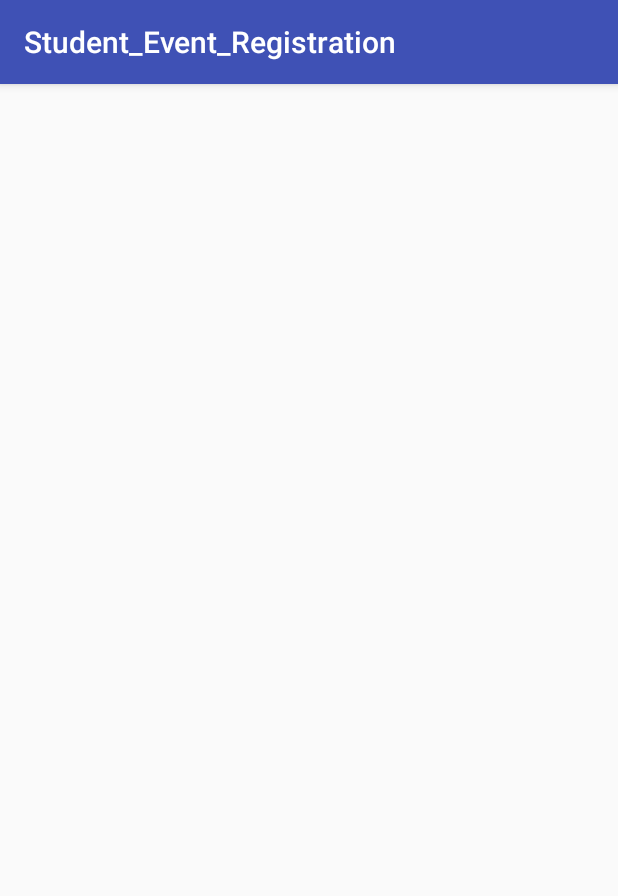
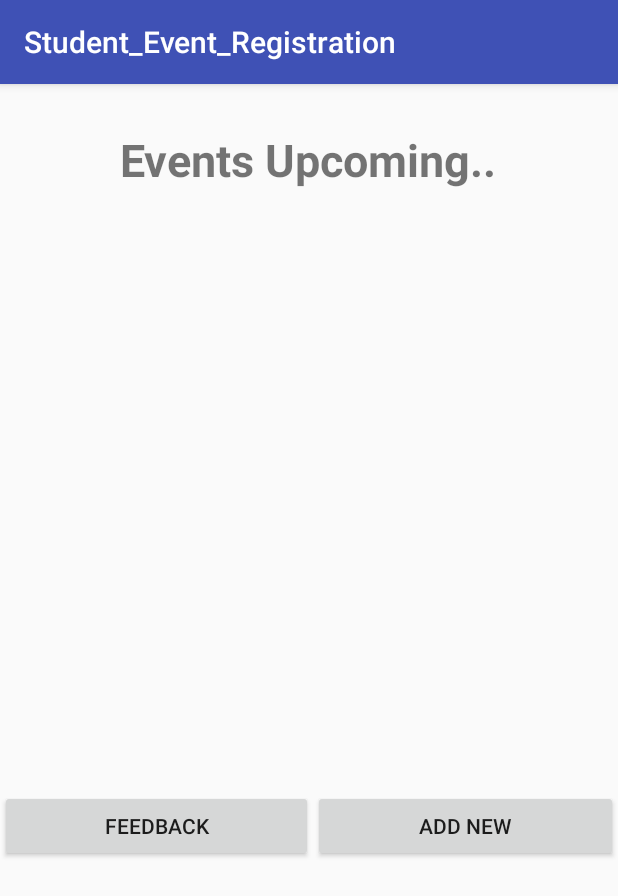
Before and after one commit to KavitaBaradur/Student_Event_Registration, an Android app: the OrganizerActivity screen opened directly, with no data from a screen before it, on a phone screen of 412 x 824 dp. Shown: the top 896 px of the screen. Run offline under Robolectric (Android 15) with nearby library versions, the phone set to English and light mode, and no system bars.

Commit message:
add basic layouts and activity for organizer

```diff
--- a/app/src/main/AndroidManifest.xml
+++ b/app/src/main/AndroidManifest.xml
@@ -19,6 +19,8 @@
         <activity android:name=".StudentActivity"></activity>
         <activity android:name=".OrganizerActivity"></activity>
         <activity android:name=".StudentEventActivity"></activity>
+        <activity android:name=".OrganizerAddEventActivity" />
+        <activity android:name=".OrganizerFeedbackActivity" />
     </application>
 
 </manifest>
--- a/app/src/main/java/com/team2_wpi/android/student_event_registration/OrganizerActivity.java
+++ b/app/src/main/java/com/team2_wpi/android/student_event_registration/OrganizerActivity.java
@@ -1,10 +1,46 @@
 package com.team2_wpi.android.student_event_registration;
 
+import android.content.Intent;
+import android.os.Bundle;
+import android.support.annotation.Nullable;
 import android.support.v7.app.AppCompatActivity;
+import android.view.View;
+import android.widget.Button;
 
 /**
  * Created by kavitabaradur on 4/1/17.
  */
 
-public class OrganizerActivity extends AppCompatActivity {
+public class OrganizerActivity extends AppCompatActivity implements View.OnClickListener {
+    private Button feedback;
+    private Button add_new;
+
+    @Override
+    protected void onCreate(@Nullable Bundle savedInstanceState) {
+        super.onCreate(savedInstanceState);
+        // link view
+        setContentView(R.layout.organizer_welcome);
+        // find elements
+        feedback = (Button) findViewById(R.id.org_welcome_feedback);
+        add_new = (Button) findViewById(R.id.org_welcome_add);
+        // set up on click
+        feedback.setOnClickListener(this);
+        add_new.setOnClickListener(this);
+    }
+
+    @Override
+    public void onClick(View v) {
+        int id = v.getId();
+        // assign action
+        if (id == R.id.org_welcome_feedback) {
+            // go feedback page
+            Intent intent = new Intent(this, OrganizerFeedbackActivity.class);
+            this.startActivity(intent);
+        }
+        else if (id == R.id.org_welcome_add) {
+            // go add new event page
+            Intent intent = new Intent(this,OrganizerAddEventActivity.class);
+            this.startActivity(intent);
+        }
+    }
 }
--- /dev/null
+++ b/app/src/main/res/layout/organizer_welcome.xml
@@ -0,0 +1,40 @@
+<?xml version="1.0" encoding="utf-8"?>
+<LinearLayout xmlns:android="http://schemas.android.com/apk/res/android"
+    android:orientation="vertical" android:layout_width="match_parent"
+    android:layout_height="match_parent">
+
+    <TextView
+        android:id="@+id/textView"
+        android:layout_width="wrap_content"
+        android:layout_height="wrap_content"
+        android:layout_gravity="center"
+        android:layout_marginTop="30dp"
+        android:text="Events Upcoming.."
+        android:textSize="30dp"
+        android:textStyle="bold" />
+
+    <ListView
+        android:layout_width="match_parent"
+        android:layout_height="400dp"></ListView>
+
+    <LinearLayout
+        android:layout_width="match_parent"
+        android:layout_height="match_parent"
+        android:orientation="horizontal">
+
+        <Button
+            android:id="@+id/org_welcome_feedback"
+            android:layout_width="wrap_content"
+            android:layout_height="wrap_content"
+            android:layout_weight="1"
+            android:text="Feedback" />
+
+        <Button
+            android:id="@+id/org_welcome_add"
+            android:layout_width="wrap_content"
+            android:layout_height="wrap_content"
+            android:layout_weight="1"
+            android:text="Add New" />
+    </LinearLayout>
+
+</LinearLayout>
--- a/app/src/main/res/values/colors.xml
+++ b/app/src/main/res/values/colors.xml
@@ -2,8 +2,8 @@
 <resources>
     <color name="colorPrimary">#3F51B5</color>
     <color name="colorPrimaryDark">#303F9F</color>
-    <color name="colorAccent">#FF4081</color>
-    <color name="red">#ffff0000</color>
+    <color name="colorAccent">#ff4081</color>
+    <color name="red">#ff0000</color>
     <color name="opaque_red">#f00</color>
     <color name="translucent_red">#80ff0000</color>
 
```
Also changed, not shown: app/src/main/java/com/team2_wpi/android/student_event_registration/OrganizerAddEventActivity.java (added, +36 -0 lines), app/src/main/java/com/team2_wpi/android/student_event_registration/OrganizerFeedbackActivity.java (added, +37 -0 lines), app/src/main/res/layout/organizer_add_event.xml (added, +90 -0 lines), app/src/main/res/layout/organizer_feedback.xml (added, +63 -0 lines).
